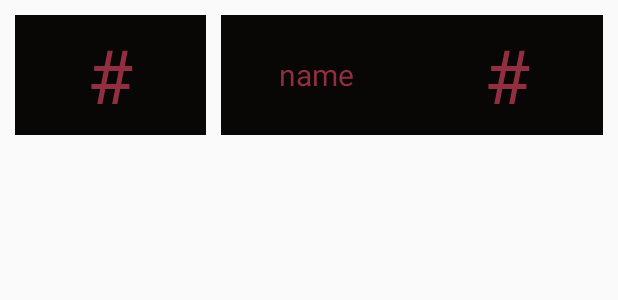
After one commit to RobertHale/DiscJockey, an Android app: the layout leaderboard_row.xml on its own in the app's theme, with its tools: preview values and no code run, on a phone screen of 412 x 824 dp. The commit adds this screen. Shown: the top 300 px of the screen. Run offline under Robolectric (Android 15) with nearby library versions, the phone set to English and light mode, and no system bars.

Commit message:
leaderboard implemented

```diff
--- /dev/null
+++ b/app/src/main/res/layout/leaderboard_row.xml
@@ -0,0 +1,54 @@
+<?xml version="1.0" encoding="utf-8"?>
+<android.support.constraint.ConstraintLayout xmlns:android="http://schemas.android.com/apk/res/android"
+    android:layout_width="match_parent"
+    android:layout_height="100dp"
+    xmlns:app="http://schemas.android.com/apk/res-auto">
+
+    <TextView
+        android:id="@+id/leader_rank"
+        android:layout_width="0dp"
+        android:layout_height="0dp"
+        android:text="#"
+        android:background="@color/colorPrimaryDark"
+        android:textColor="@color/colorSecondary"
+        android:textSize="50sp"
+        android:gravity="center"
+        android:layout_margin="10dp"
+        app:layout_constraintStart_toStartOf="parent"
+        app:layout_constraintEnd_toStartOf="@id/leader_name"
+        app:layout_constraintTop_toTopOf="parent"
+        app:layout_constraintBottom_toBottomOf="parent"/>
+    <TextView
+        android:id="@+id/leader_name"
+        android:layout_width="0dp"
+        android:layout_height="0dp"
+        android:text="name"
+        android:background="@color/colorPrimaryDark"
+        android:textColor="@color/colorSecondary"
+        android:textSize="20sp"
+        android:gravity="center"
+        android:layout_marginTop="10dp"
+        android:layout_marginBottom="10dp"
+        app:layout_constraintStart_toEndOf="@id/leader_rank"
+        app:layout_constraintEnd_toStartOf="@id/leader_score"
+        app:layout_constraintTop_toTopOf="parent"
+        app:layout_constraintBottom_toBottomOf="parent"/>
+
+    <TextView
+        android:id="@+id/leader_score"
+        android:layout_width="0dp"
+        android:layout_height="0dp"
+        android:text="#"
+        android:background="@color/colorPrimaryDark"
+        android:textColor="@color/colorSecondary"
+        android:textSize="50sp"
+        android:gravity="center"
+        android:layout_marginTop="10dp"
+        android:layout_marginBottom="10dp"
+        android:layout_marginEnd="10dp"
+        app:layout_constraintStart_toEndOf="@id/leader_name"
+        app:layout_constraintEnd_toEndOf="parent"
+        app:layout_constraintTop_toTopOf="parent"
+        app:layout_constraintBottom_toBottomOf="parent"/>
+
+</android.support.constraint.ConstraintLayout>
--- a/app/src/main/res/values/colors.xml
+++ b/app/src/main/res/values/colors.xml
@@ -10,4 +10,7 @@
     <color name="blue">#2874a6</color>
     <color name="red">#FF5733</color>
     <color name="green">#9bc53d</color>
+    <color name="gold">#DAA520</color>
+    <color name="silver">#C0C0C0</color>
+    <color name="bronze">#A57164</color>
 </resources>
```
Also changed, not shown: app/src/main/java/com/hale/robert/discjockey/HistoryItem.java (+22 -4 lines), app/src/main/java/com/hale/robert/discjockey/LeaderBoardActivity.java (+50 -2 lines), app/src/main/java/com/hale/robert/discjockey/LeaderBoardAdapter.java (added, +52 -0 lines).
